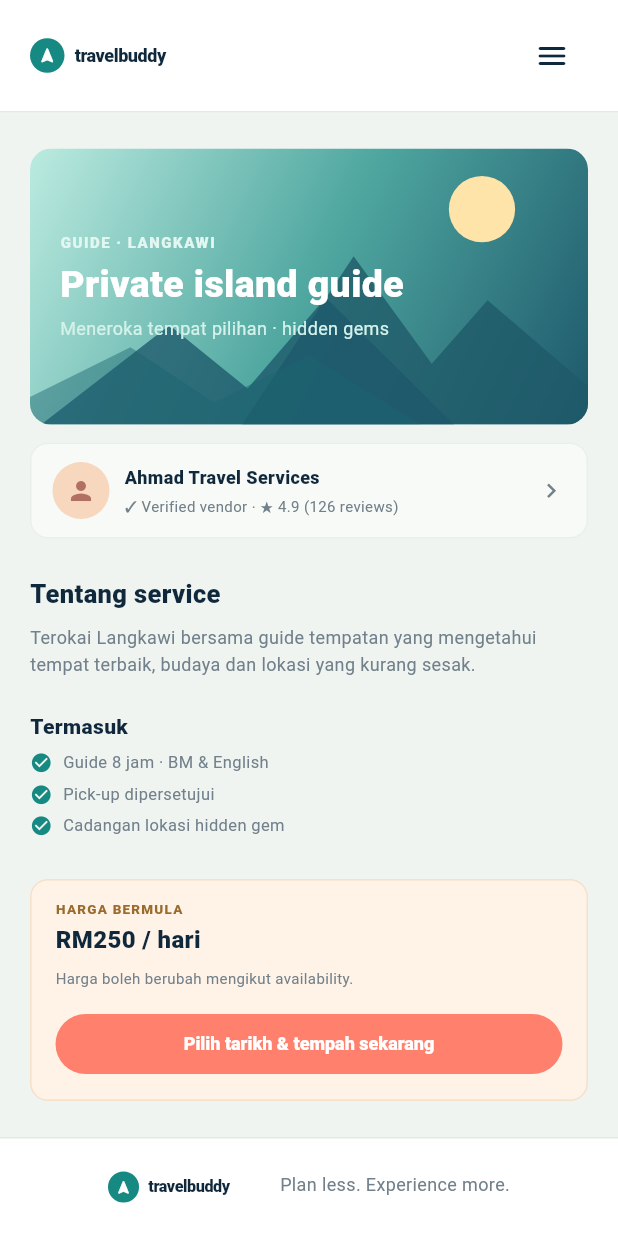
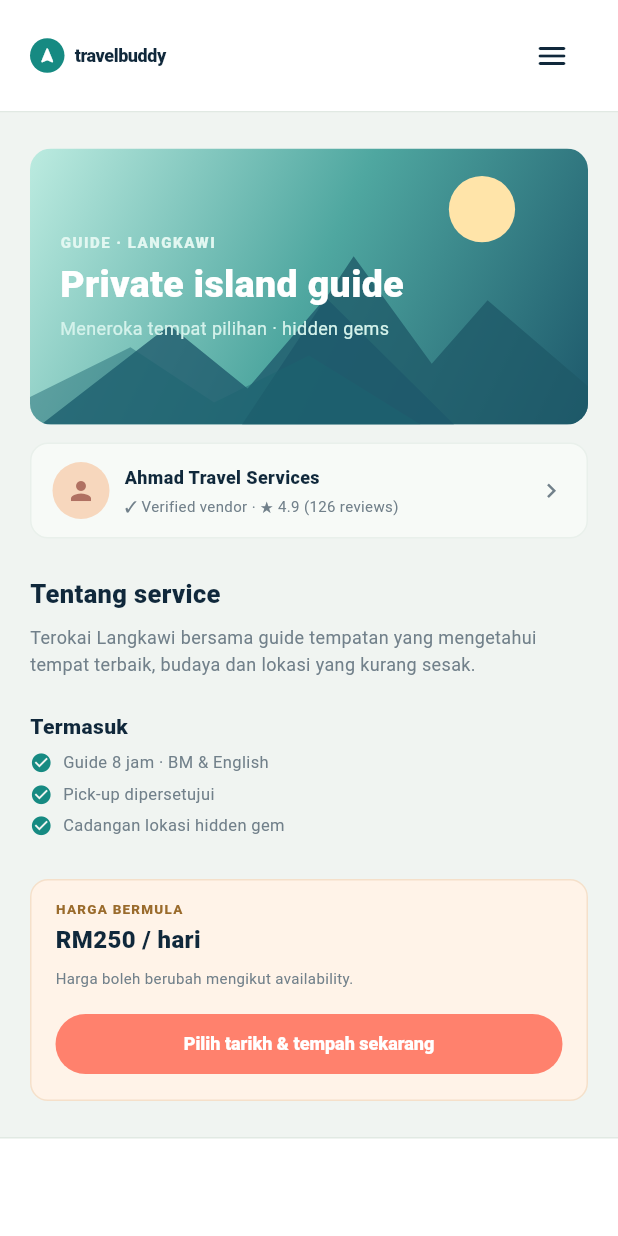
Before and after one commit to RusyaidiSupian94/travel_buddy, a Flutter app: the screen it shows after launch, after a tap on "Teroka sekarang", on a phone screen of 412 x 824 dp. Run offline on Flutter 3.47's test engine with Material 3 defaults, Android fonts, the phone set to English and light mode, and no system bars; our stand-ins replace material_ui; Roboto replaces fonts that are missing (Arial).

Commit message:
20261119 - got problem on footer will fix it soon

```diff
--- a/app/lib/core/app_colors.dart
+++ b/app/lib/core/app_colors.dart
@@ -1,4 +1,4 @@
-import 'package:flutter/material.dart';
+import 'package:material_ui/material_ui.dart';
 
 abstract final class AppColors {
   static const canvas = Color(0xFFF0F4F1);
--- a/app/lib/core/app_theme.dart
+++ b/app/lib/core/app_theme.dart
@@ -1,4 +1,4 @@
-import 'package:flutter/material.dart';
+import 'package:material_ui/material_ui.dart';
 
 import 'app_colors.dart';
 
--- a/app/lib/features/auth/auth_gate_page.dart
+++ b/app/lib/features/auth/auth_gate_page.dart
@@ -1,4 +1,4 @@
-import 'package:flutter/material.dart';
+import 'package:material_ui/material_ui.dart';
 
 import '../../core/app_colors.dart';
 import '../../shared/widgets/content_frame.dart';
--- a/app/lib/features/checkout/checkout_page.dart
+++ b/app/lib/features/checkout/checkout_page.dart
@@ -1,4 +1,4 @@
-import 'package:flutter/material.dart';
+import 'package:material_ui/material_ui.dart';
 
 import '../../core/app_colors.dart';
 import '../../shared/widgets/content_frame.dart';
--- a/app/lib/features/guide/guide_detail_page.dart
+++ b/app/lib/features/guide/guide_detail_page.dart
@@ -1,4 +1,4 @@
-import 'package:flutter/material.dart';
+import 'package:material_ui/material_ui.dart';
 
 import '../../core/app_colors.dart';
 import '../../shared/widgets/content_frame.dart';
--- a/app/lib/features/home/home_page.dart
+++ b/app/lib/features/home/home_page.dart
@@ -1,4 +1,4 @@
-import 'package:flutter/material.dart';
+import 'package:material_ui/material_ui.dart';
 
 import '../../core/app_colors.dart';
 import '../../shared/widgets/content_frame.dart';
@@ -375,7 +375,7 @@ class _DestinationCard extends StatelessWidget {
                   end: Alignment.bottomCenter,
                   colors: [
                     Colors.transparent,
-                    AppColors.ink.withOpacity(0.56),
+                    AppColors.ink.withValues(alpha: 0.56),
                   ],
                 ),
               ),
--- a/app/lib/shared/widgets/app_footer.dart
+++ b/app/lib/shared/widgets/app_footer.dart
@@ -1,8 +1,8 @@
-import 'package:flutter/material.dart';
+import 'package:material_ui/material_ui.dart';
 
 import '../../core/app_colors.dart';
 import '../../core/app_page.dart';
-import 'brand_mark.dart';
+// import 'brand_mark.dart';
 
 class AppFooter extends StatelessWidget {
   final ValueChanged<AppPage> onNavigate;
@@ -15,6 +15,7 @@ class AppFooter extends StatelessWidget {
   @override
   Widget build(BuildContext context) {
     return Container(
+      height: 70,
       width: double.infinity,
       decoration: const BoxDecoration(
         color: AppColors.surface,
@@ -27,39 +28,39 @@ class AppFooter extends StatelessWidget {
           constraints: const BoxConstraints(maxWidth: 1180),
           child: Padding(
             padding: const EdgeInsets.symmetric(horizontal: 20, vertical: 22),
-            child: Wrap(
-              alignment: WrapAlignment.spaceBetween,
-              runSpacing: 14,
-              spacing: 20,
-              children: [
-                const BrandMark(scale: 0.9),
-                const Text(
-                  'Plan less. Experience more.',
-                  style: TextStyle(
-                    color: AppColors.muted,
-                    fontSize: 12,
-                  ),
-                ),
-                Wrap(
-                  spacing: 4,
-                  children: [
-                    _FooterLink(
-                      label: 'Jelajah',
-                      onTap: () => onNavigate(AppPage.home),
-                    ),
-                    _FooterLink(
-                      label: 'Guide',
-                      onTap: () => onNavigate(AppPage.guide),
-                    ),
-                    _FooterLink(
-                      label: 'Itinerary',
-                      onTap: () => onNavigate(AppPage.checkout),
-                    ),
-                    const _FooterLink(label: 'Bantuan'),
-                  ],
-                ),
-              ],
-            ),
+            // child: Wrap(
+            //   alignment: WrapAlignment.spaceBetween,
+            //   runSpacing: 14,
+            //   spacing: 20,
+            //   children: [
+            //     const BrandMark(scale: 0.9),
+            //     const Text(
+            //       'Plan less. Experience more.',
+            //       style: TextStyle(
+            //         color: AppColors.muted,
+            //         fontSize: 12,
+            //       ),
+            //     ),
+            //     Wrap(
+            //       spacing: 4,
+            //       children: [
+            //         _FooterLink(
+            //           label: 'Jelajah',
+            //           onTap: () => onNavigate(AppPage.home),
+            //         ),
+            //         _FooterLink(
+            //           label: 'Guide',
+            //           onTap: () => onNavigate(AppPage.guide),
+            //         ),
+            //         _FooterLink(
+            //           label: 'Itinerary',
+            //           onTap: () => onNavigate(AppPage.checkout),
+            //         ),
+            //         const _FooterLink(label: 'Bantuan'),
+            //       ],
+            //     ),
+            //   ],
+            // ),
           ),
         ),
       ),
@@ -67,28 +68,28 @@ class AppFooter extends StatelessWidget {
   }
 }
 
-class _FooterLink extends StatelessWidget {
-  final String label;
-  final VoidCallback? onTap;
+// class _FooterLink extends StatelessWidget {
+//   final String label;
+//   final VoidCallback? onTap;
 
-  const _FooterLink({
-    required this.label,
-    this.onTap,
-  });
+//   const _FooterLink({
+//     required this.label,
+//     this.onTap,
+//   });
 
-  @override
-  Widget build(BuildContext context) {
-    return TextButton(
-      onPressed: onTap,
-      style: TextButton.styleFrom(
-        foregroundColor: AppColors.muted,
-        padding: const EdgeInsets.symmetric(horizontal: 8, vertical: 6),
-        textStyle: const TextStyle(
-          fontSize: 12,
-          fontWeight: FontWeight.w700,
-        ),
-      ),
-      child: Text(label),
-    );
-  }
-}
+//   @override
+//   Widget build(BuildContext context) {
+//     return TextButton(
+//       onPressed: onTap,
+//       style: TextButton.styleFrom(
+//         foregroundColor: AppColors.muted,
+//         padding: const EdgeInsets.symmetric(horizontal: 8, vertical: 6),
+//         textStyle: const TextStyle(
+//           fontSize: 12,
+//           fontWeight: FontWeight.w700,
+//         ),
+//       ),
+//       child: Text(label),
+//     );
+//   }
+// }
--- a/app/lib/shared/widgets/app_header.dart
+++ b/app/lib/shared/widgets/app_header.dart
@@ -1,4 +1,4 @@
-import 'package:flutter/material.dart';
+import 'package:material_ui/material_ui.dart';
 
 import '../../core/app_colors.dart';
 import '../../core/app_page.dart';
--- a/app/lib/shared/widgets/app_shell.dart
+++ b/app/lib/shared/widgets/app_shell.dart
@@ -1,4 +1,4 @@
-import 'package:flutter/material.dart';
+import 'package:material_ui/material_ui.dart';
 
 import '../../core/app_colors.dart';
 import '../../core/app_page.dart';
--- a/app/lib/shared/widgets/brand_mark.dart
+++ b/app/lib/shared/widgets/brand_mark.dart
@@ -1,4 +1,4 @@
-import 'package:flutter/material.dart';
+import 'package:material_ui/material_ui.dart';
 
 import '../../core/app_colors.dart';
 
--- a/app/lib/shared/widgets/content_frame.dart
+++ b/app/lib/shared/widgets/content_frame.dart
@@ -1,4 +1,4 @@
-import 'package:flutter/material.dart';
+import 'package:material_ui/material_ui.dart';
 
 class ContentFrame extends StatelessWidget {
   final Widget child;
--- a/app/lib/shared/widgets/mountain_art.dart
+++ b/app/lib/shared/widgets/mountain_art.dart
@@ -1,6 +1,6 @@
 import 'dart:math' as math;
 
-import 'package:flutter/material.dart';
+import 'package:material_ui/material_ui.dart';
 
 import '../../core/app_colors.dart';
 
@@ -39,7 +39,8 @@ class MountainArt extends StatelessWidget {
             CustomPaint(
               painter: _MountainPainter(style),
             ),
-            if (child != null) child!,
+            //if (child != null) child!,
+            child ?? const SizedBox.shrink(),
           ],
         ),
       ),
@@ -146,7 +147,7 @@ class _MountainPainter extends CustomPainter {
 
   Color _sunColorForStyle(MountainStyle value) {
     if (value == MountainStyle.auth) {
-      return const Color(0xFFB9E4D8).withOpacity(0.28);
+      return const Color(0xFFB9E4D8).withValues(alpha: 0.28);
     }
     return const Color(0xFFFFE4A9);
   }
@@ -154,41 +155,41 @@ class _MountainPainter extends CustomPainter {
   Color _farMountainColorForStyle(MountainStyle value) {
     switch (value) {
       case MountainStyle.lavender:
-        return const Color(0xFF7775B4).withOpacity(0.76);
+        return const Color(0xFF7775B4).withValues(alpha: 0.76);
       case MountainStyle.sunset:
-        return const Color(0xFF41616C).withOpacity(0.82);
+        return const Color(0xFF41616C).withValues(alpha: 0.82);
       case MountainStyle.auth:
-        return const Color(0xFF275E6E).withOpacity(0.62);
+        return const Color(0xFF275E6E).withValues(alpha: 0.62);
       default:
-        return const Color(0xFF1E5968).withOpacity(0.78);
+        return const Color(0xFF1E5968).withValues(alpha: 0.78);
     }
   }
 
   Color _frontMountainColorForStyle(MountainStyle value) {
     switch (value) {
       case MountainStyle.lavender:
-        return const Color(0xFF6969AE).withOpacity(0.72);
+        return const Color(0xFF6969AE).withValues(alpha: 0.72);
       case MountainStyle.sunset:
-        return const Color(0xFFC56D63).withOpacity(0.72);
+        return const Color(0xFFC56D63).withValues(alpha: 0.72);
       case MountainStyle.auth:
-        return const Color(0xFF275D6C).withOpacity(0.66);
+        return const Color(0xFF275D6C).withValues(alpha: 0.66);
       default:
-        return const Color(0xFF1D586B).withOpacity(0.78);
+        return const Color(0xFF1D586B).withValues(alpha: 0.78);
     }
   }
 
   Color _foregroundColorForStyle(MountainStyle value) {
     switch (value) {
       case MountainStyle.lavender:
-        return const Color(0xFF555994).withOpacity(0.64);
+        return const Color(0xFF555994).withValues(alpha: 0.64);
       case MountainStyle.sunset:
-        return const Color(0xFF9C5C58).withOpacity(0.52);
+        return const Color(0xFF9C5C58).withValues(alpha: 0.52);
       case MountainStyle.auth:
-        return const Color(0xFF245968).withOpacity(0.5);
+        return const Color(0xFF245968).withValues(alpha: 0.5);
       case MountainStyle.sea:
-        return const Color(0xFF1B6470).withOpacity(0.46);
+        return const Color(0xFF1B6470).withValues(alpha: 0.46);
       default:
-        return const Color(0xFF123F53).withOpacity(0.62);
+        return const Color(0xFF123F53).withValues(alpha: 0.62);
     }
   }
 
--- a/app/pubspec.yaml
+++ b/app/pubspec.yaml
@@ -1,4 +1,4 @@
-name: app
+name: travel_buddy
 description: "A new Flutter project."
 # The following line prevents the package from being accidentally published to
 # pub.dev using `flutter pub publish`. This is preferred for private packages.
```
Also changed, not shown: 1 other file.
